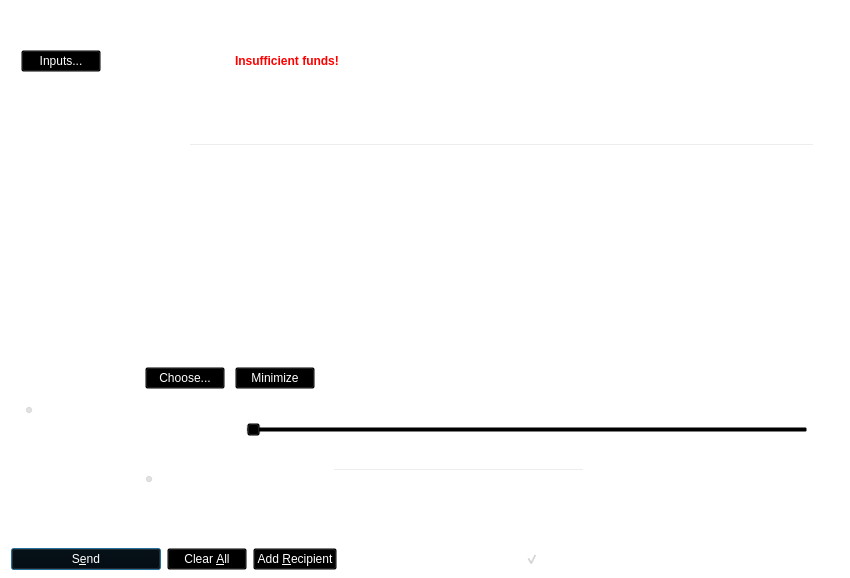
thelonecrouton/bitcredit, file src/qt/forms/sendcoinsdialog.ui: the form before one commit.
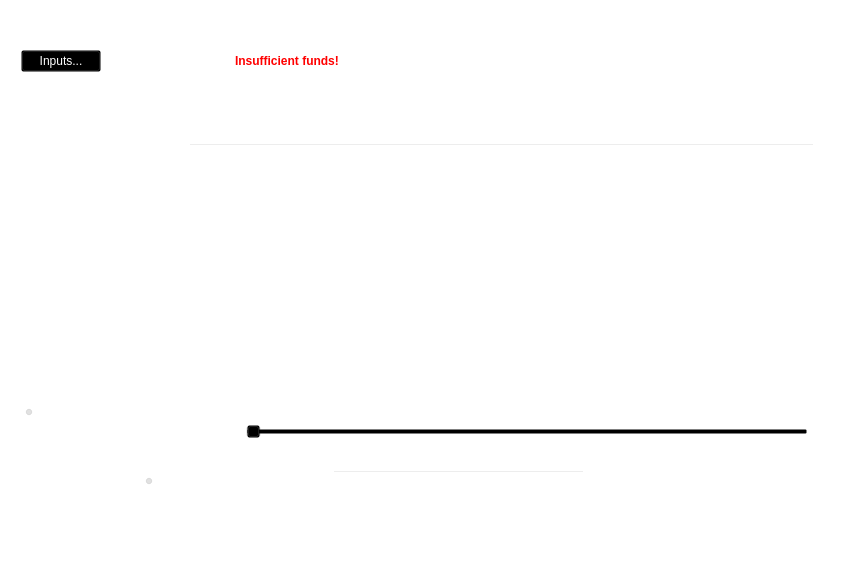
The form after the commit. Icons and pictures are not drawn. Custom widgets are drawn as their Qt base class.

Commit message: more overviewpage tinkering + some more white borders on buttons

What changed in the file:
```diff
--- a/src/qt/forms/sendcoinsdialog.ui
+++ b/src/qt/forms/sendcoinsdialog.ui
@@ -668,7 +668,7 @@
         <x>0</x>
         <y>0</y>
         <width>832</width>
-        <height>80</height>
+        <height>91</height>
        </rect>
       </property>
       <layout class="QVBoxLayout" name="verticalLayout_2" stretch="0,1">
@@ -807,7 +807,7 @@
               <item>
                <widget class="QPushButton" name="buttonChooseFee">
                 <property name="styleSheet">
-                 <string notr="true">color: rgb(255, 255, 255);</string>
+                 <string notr="true">border: 1px solid white; color: rgb(255, 255, 255);</string>
                 </property>
                 <property name="text">
                  <string>Choose...</string>
@@ -820,7 +820,7 @@
                  <string>collapse fee-settings</string>
                 </property>
                 <property name="styleSheet">
-                 <string notr="true">color: rgb(255, 255, 255);</string>
+                 <string notr="true">border: 1px solid white; color: rgb(255, 255, 255);</string>
                 </property>
                 <property name="text">
                  <string>Minimize</string>
@@ -1325,7 +1325,7 @@
         <string>Confirm the send action</string>
        </property>
        <property name="styleSheet">
-        <string notr="true">color: rgb(255, 255, 255);background:transparent;</string>
+        <string notr="true">border: 1px solid white; color: rgb(255, 255, 255);background:transparent;</string>
        </property>
        <property name="text">
         <string>S&amp;end</string>
@@ -1354,7 +1354,7 @@
         <string>Clear all fields of the form.</string>
        </property>
        <property name="styleSheet">
-        <string notr="true">color: rgb(255, 255, 255);background:transparent;</string>
+        <string notr="true">border: 1px solid white; color: rgb(255, 255, 255);background:transparent;</string>
        </property>
        <property name="text">
         <string>Clear &amp;All</string>
@@ -1374,7 +1374,7 @@
         <string>Send to multiple recipients at once</string>
        </property>
        <property name="styleSheet">
-        <string notr="true">color: rgb(255, 255, 255);background:transparent;</string>
+        <string notr="true">border: 1px solid white; color: rgb(255, 255, 255);background:transparent;</string>
        </property>
        <property name="text">
         <string>Add &amp;Recipient</string>
@@ -1416,7 +1416,7 @@
         <string>Darksend</string>
        </property>
        <property name="checked">
-        <bool>true</bool>
+        <bool>false</bool>
        </property>
       </widget>
      </item>
```
Left out of the diff: 4 changed lines with no effect on the pictures. The commit also changes 6 other files.
